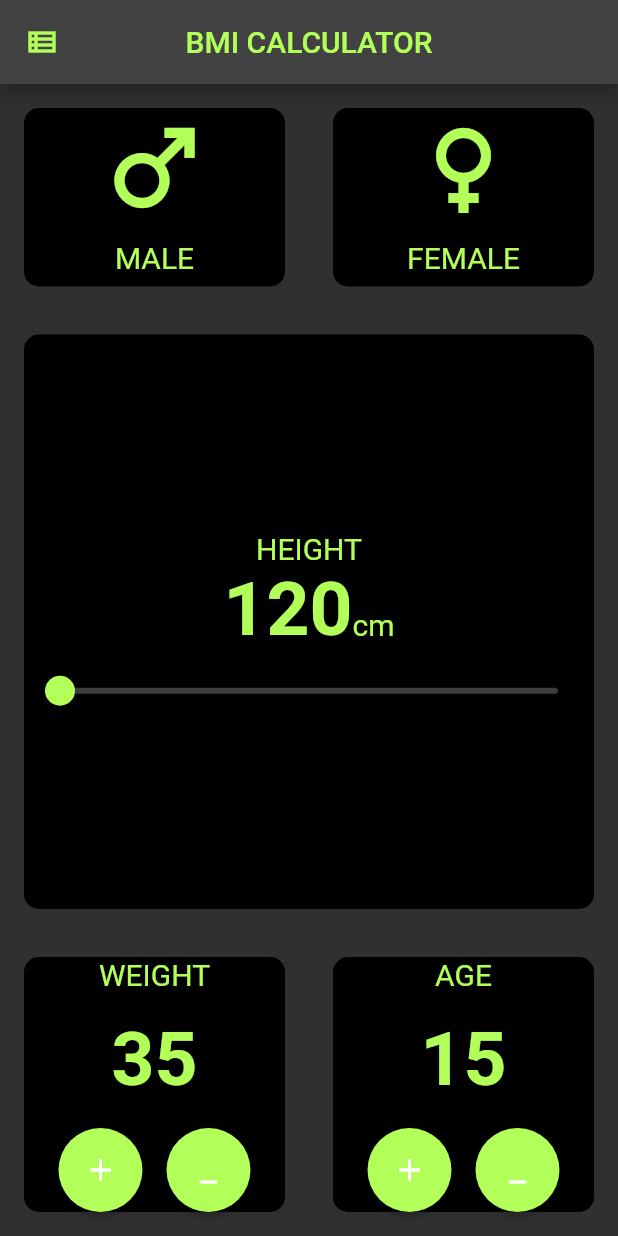
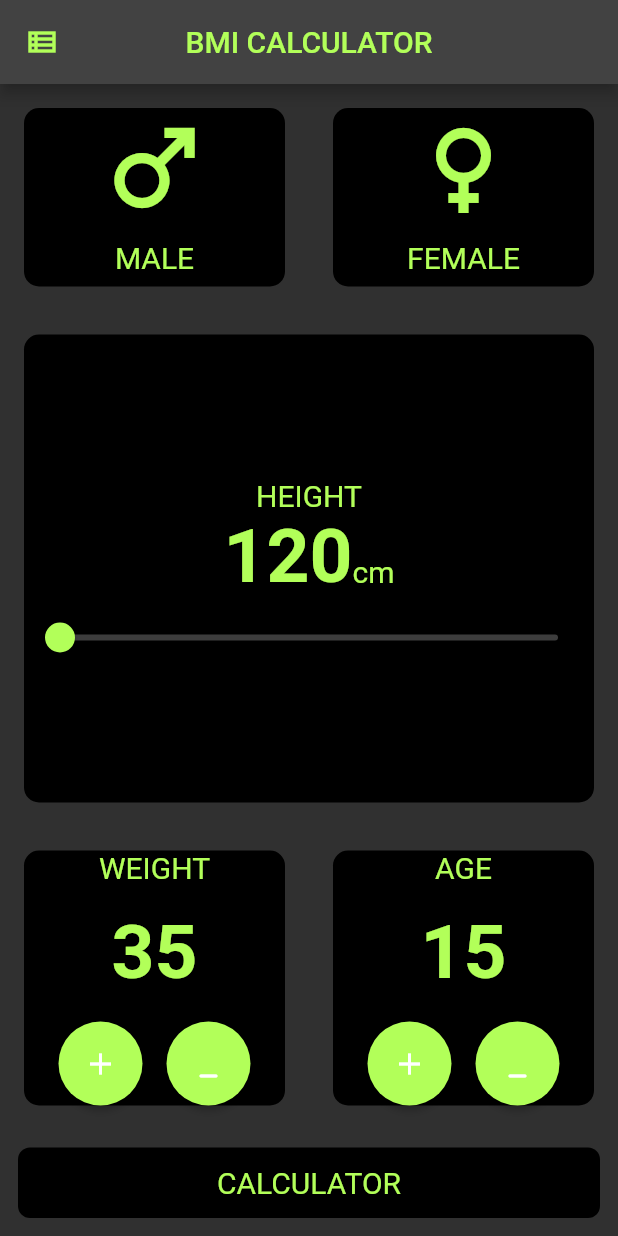
Before and after one commit to alaminrafiar/bmi_calculator, a Flutter app: the screen it shows after launch, on a phone screen of 412 x 824 dp. Run offline on Flutter 3.47's test engine with Material 2 defaults, Android fonts, the phone set to English and light mode, and no system bars.

Commit message:
custom buttom

```diff
--- a/lib/input_pages/input_page.dart
+++ b/lib/input_pages/input_page.dart
@@ -1,5 +1,6 @@
 import 'package:bmi_calculator/constants/constants.dart';
 import 'package:bmi_calculator/widgets/card_gender.dart';
+import 'package:bmi_calculator/widgets/custom_button.dart';
 import 'package:bmi_calculator/widgets/reusablecard.dart';
 import 'package:bmi_calculator/widgets/round_icon_button.dart';
 import 'package:flutter/material.dart';
@@ -17,8 +18,8 @@ class _InputPageState extends State<InputPage> {
   Color femaleColor = inactiveColor;
   Gender? selectedGender;
   double height = 120.0;
-  int weight =35;
-  int age =15;
+  int weight = 35;
+  int age = 15;
 
   //1 = male
   //2 = female
@@ -160,7 +161,6 @@ class _InputPageState extends State<InputPage> {
                           onPressed: () {
                             setState(() {
                               weight++;
-
                             });
                           },
                           icon: Icons.add,
@@ -206,9 +206,9 @@ class _InputPageState extends State<InputPage> {
                       children: [
                         Round_Icons_button(
                           onPressed: () {
-                           setState(() {
-                             age++;
-                           });
+                            setState(() {
+                              age++;
+                            });
                           },
                           icon: Icons.add,
                         ),
@@ -238,8 +238,15 @@ class _InputPageState extends State<InputPage> {
               //     )
               //   ],
               // ),
+
             ],
           ),
+          custom_button(
+            onPressed: (){
+              print("kasem");
+            },
+            title: "CALCULATOR",
+          )
         ],
       ),
     );
--- /dev/null
+++ b/lib/widgets/custom_button.dart
@@ -0,0 +1,30 @@
+import 'package:bmi_calculator/constants/constants.dart';
+import 'package:flutter/material.dart';
+
+class custom_button extends StatelessWidget {
+  final String? title;
+  final Function()? onPressed;
+
+  const custom_button({Key? key, this.title, this.onPressed}) : super(key: key);
+
+  @override
+  Widget build(BuildContext context) {
+    return InkWell(
+      onTap: onPressed,
+      child: Container(
+        padding: EdgeInsets.all(12),
+        margin: EdgeInsets.all(12),
+        decoration: BoxDecoration(
+          borderRadius: BorderRadius.circular(8),
+          color: Colors.black,
+        ),
+        child: Center(
+          child: Text(
+            title!,
+            style: mediumTextStyle,
+          ),
+        ),
+      ),
+    );
+  }
+}
```
